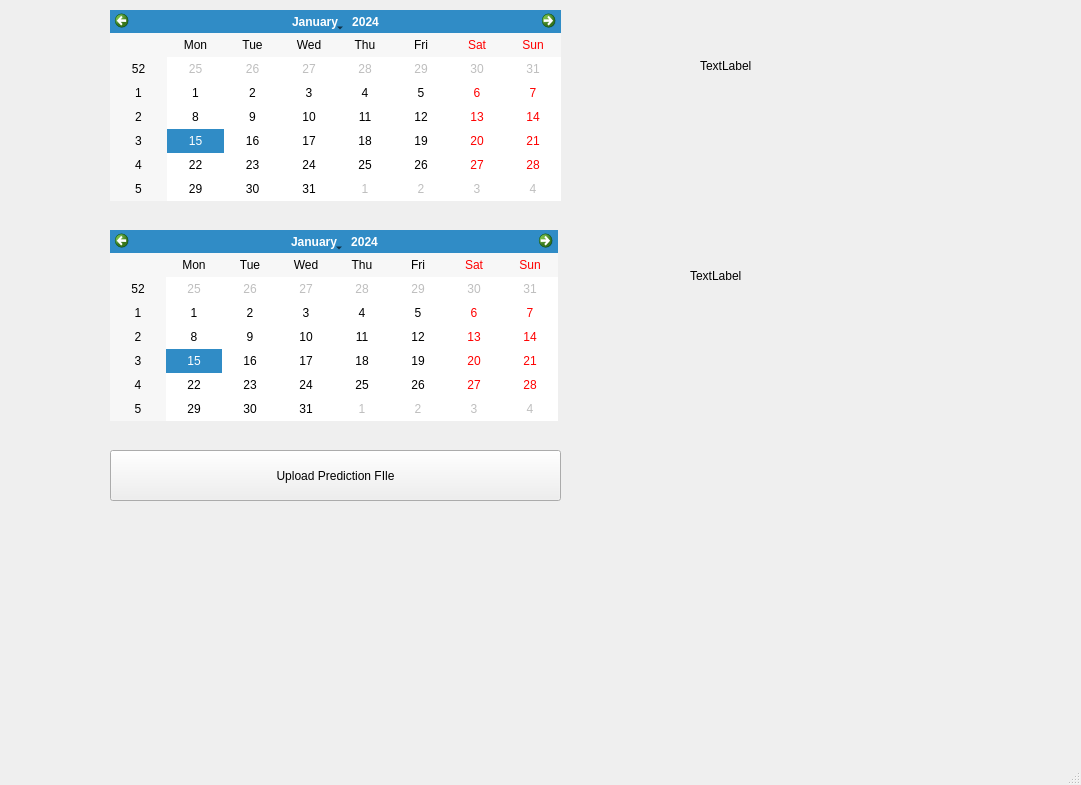
First picture: the form in mskam gui/MainPage.ui, repository kartikeyangupta/M-SKAM, before the edit.
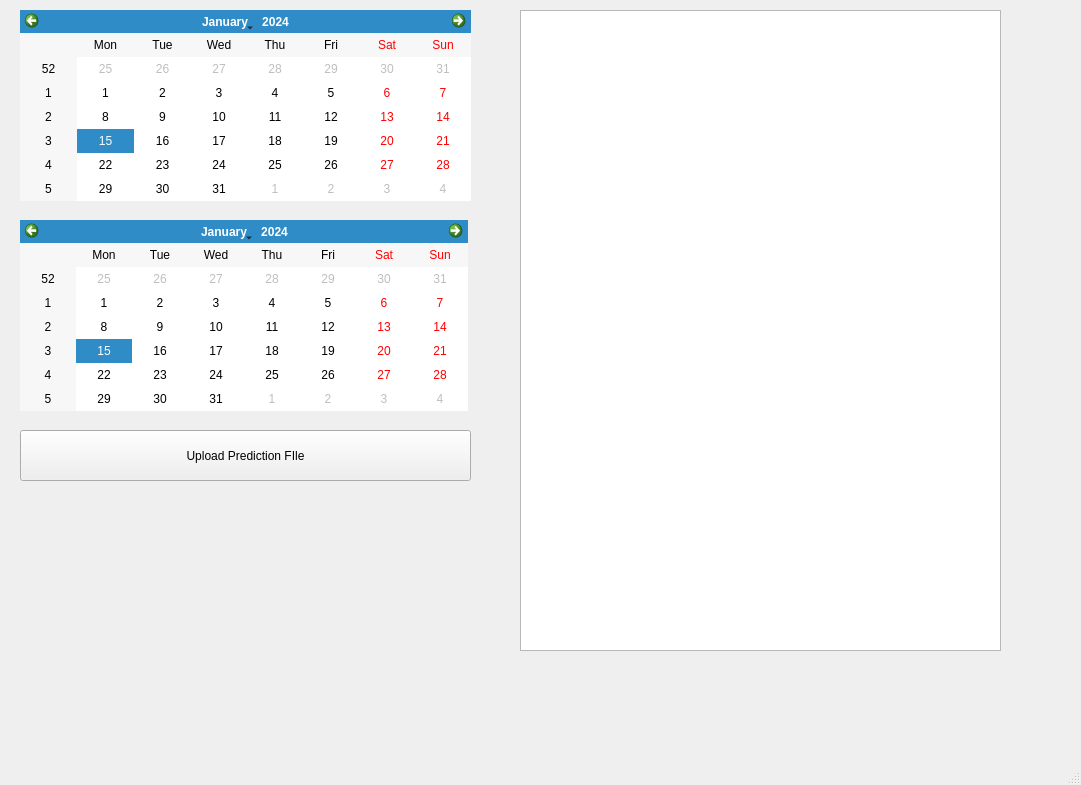
Second picture: the form after the edit.

The edit to the form file:
```diff
--- a/mskam gui/MainPage.ui
+++ b/mskam gui/MainPage.ui
@@ -17,7 +17,7 @@
    <widget class="QCalendarWidget" name="calendarWidget">
     <property name="geometry">
      <rect>
-      <x>110</x>
+      <x>20</x>
       <y>10</y>
       <width>451</width>
       <height>191</height>
@@ -27,44 +27,18 @@
    <widget class="QCalendarWidget" name="calendarWidget_2">
     <property name="geometry">
      <rect>
-      <x>110</x>
-      <y>230</y>
+      <x>20</x>
+      <y>220</y>
       <width>448</width>
       <height>191</height>
      </rect>
     </property>
    </widget>
-   <widget class="QLabel" name="label">
-    <property name="geometry">
-     <rect>
-      <x>700</x>
-      <y>30</y>
-      <width>231</width>
-      <height>71</height>
-     </rect>
-    </property>
-    <property name="text">
-     <string>TextLabel</string>
-    </property>
-   </widget>
-   <widget class="QLabel" name="label_2">
-    <property name="geometry">
-     <rect>
-      <x>690</x>
-      <y>230</y>
-      <width>231</width>
-      <height>91</height>
-     </rect>
-    </property>
-    <property name="text">
-     <string>TextLabel</string>
-    </property>
-   </widget>
    <widget class="QPushButton" name="pushButton">
     <property name="geometry">
      <rect>
-      <x>110</x>
-      <y>450</y>
+      <x>20</x>
+      <y>430</y>
       <width>451</width>
       <height>51</height>
      </rect>
@@ -73,6 +47,16 @@
      <string>Upload Prediction FIle</string>
     </property>
    </widget>
+   <widget class="QTableView" name="tableView">
+    <property name="geometry">
+     <rect>
+      <x>520</x>
+      <y>10</y>
+      <width>481</width>
+      <height>641</height>
+     </rect>
+    </property>
+   </widget>
   </widget>
   <widget class="QMenuBar" name="menubar">
    <property name="geometry">
```
Left out of the diff: 2 changed lines with no effect on the pictures.
